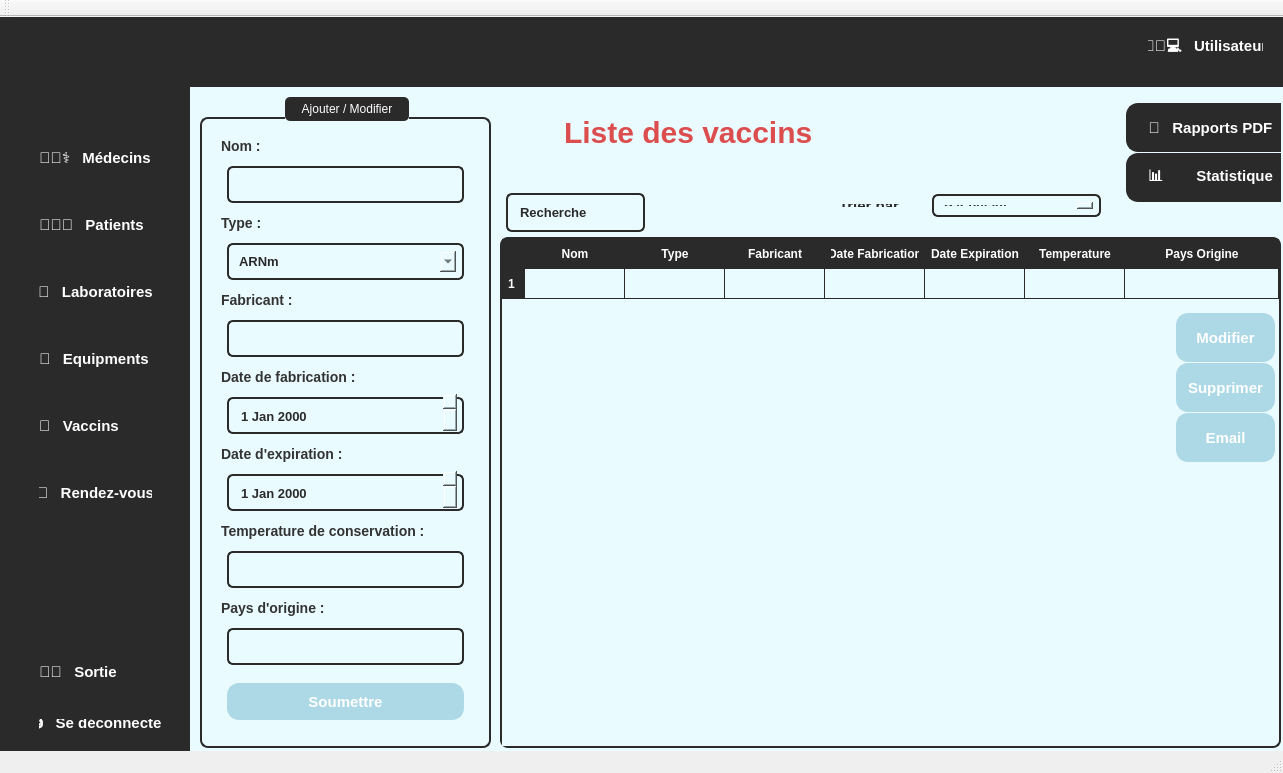
This is mainwindow.ui in Projetcpp-2A19/projetcpp-2a19-smart-vaccination-center as Qt 5 draws it before an edit. The edited form follows.
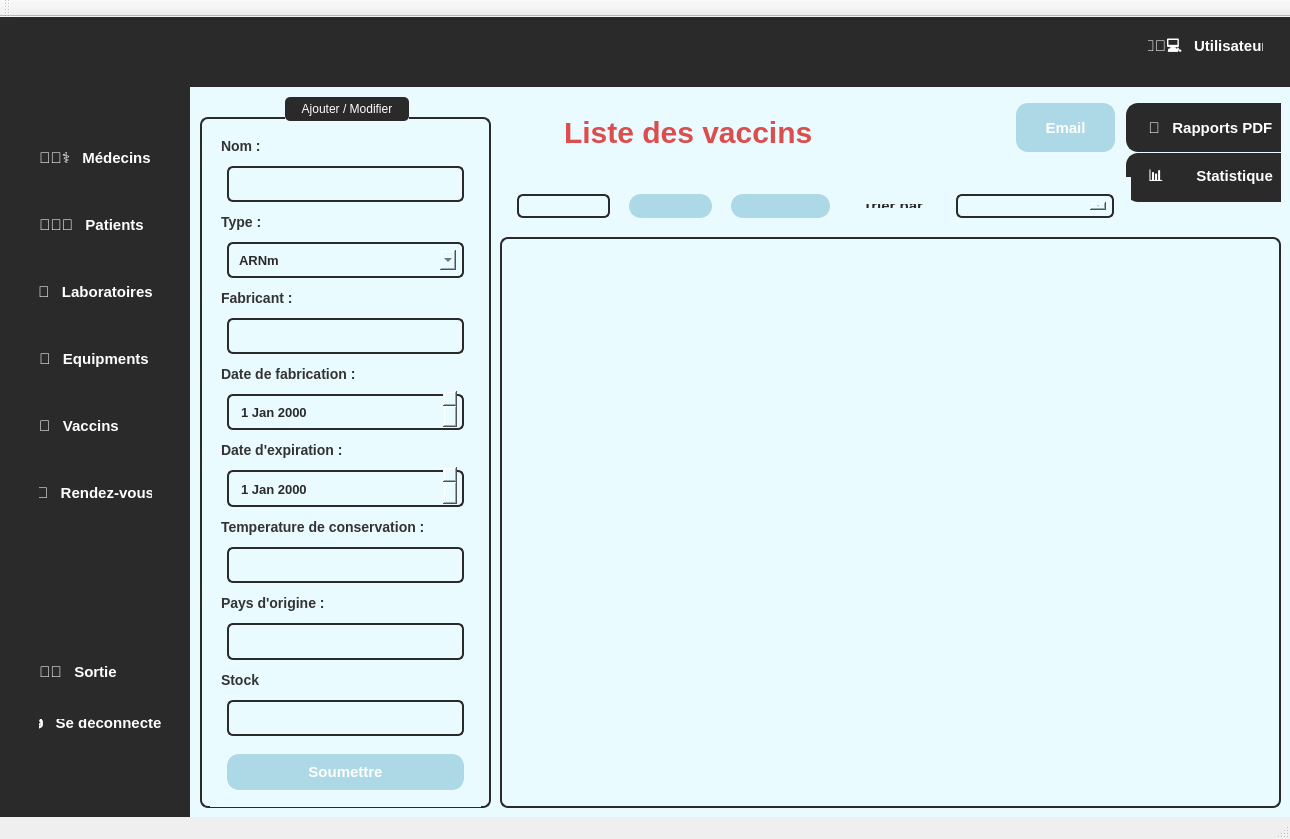
This is the edited form. The open tabs and pages were chosen to show the change. Icons and pictures are not drawn.

The edit to the form file:
```diff
--- a/mainwindow.ui
+++ b/mainwindow.ui
@@ -6,8 +6,8 @@
    <rect>
     <x>0</x>
     <y>0</y>
-    <width>1283</width>
-    <height>773</height>
+    <width>1290</width>
+    <height>839</height>
    </rect>
   </property>
   <property name="windowTitle">
@@ -20,7 +20,7 @@
       <x>0</x>
       <y>0</y>
       <width>191</width>
-      <height>761</height>
+      <height>801</height>
      </rect>
     </property>
     <property name="styleSheet">
@@ -592,7 +592,7 @@
       <x>190</x>
       <y>70</y>
       <width>1101</width>
-      <height>691</height>
+      <height>731</height>
      </rect>
     </property>
     <property name="styleSheet">
@@ -6900,7 +6900,7 @@
         <x>0</x>
         <y>0</y>
         <width>1091</width>
-        <height>671</height>
+        <height>731</height>
        </rect>
       </property>
       <property name="styleSheet">
@@ -7178,13 +7178,13 @@
          </property>
         </widget>
        </widget>
-       <widget class="QTableWidget" name="tableau5">
+       <widget class="QTableView" name="tableau5">
         <property name="geometry">
          <rect>
           <x>310</x>
           <y>150</y>
           <width>781</width>
-          <height>511</height>
+          <height>571</height>
          </rect>
         </property>
         <property name="minimumSize">
@@ -7196,7 +7196,7 @@
         <property name="maximumSize">
          <size>
           <width>781</width>
-          <height>511</height>
+          <height>600</height>
          </size>
         </property>
         <property name="layoutDirection">
@@ -7206,13 +7206,14 @@
          <bool>false</bool>
         </property>
         <property name="styleSheet">
-         <string notr="true">QTableWidget {
+         <string notr="true">QTableView {
     background-color: rgb(234, 251, 255);
     border: 2px solid #2a2a2a;
     border-radius: 8px;
     gridline-color: #2a2a2a;
     selection-background-color: #2a2a2a;
     selection-color: white;
+	padding: 5px;
 }
 
 QHeaderView::section {
@@ -7223,24 +7224,28 @@
     font-weight: bold;
 }
 
-QTableWidget QTableCornerButton::section {
+QTableView QTableCornerButton::section {
     background-color: #2a2a2a;
     border: 1px solid #2a2a2a;
+    border-top-left-radius: 8px;
 }
 
-QTableWidget::item {
+QTableView::item {
     padding: 5px;
+    border-radius: 4px;
 }
 
-QTableWidget::item:selected {
-    background-color: #2a2a2a;
-    color: white;
+QTableView::item:selected {
+    background-color: rgb(173, 216, 230);
+    color: #ffffff;
+    border: 2px solid rgb(173, 216, 230);
+    border-radius: 4px;
 }
 
-QTableWidget::item:hover {
-    background-color: rgb(200, 240, 250);
-}
-</string>
+QTableView::item:hover {
+    background-color: rgb(220, 78, 78);
+    border-radius: 4px;
+}</string>
         </property>
         <property name="lineWidth">
          <number>144</number>
@@ -7248,158 +7253,9 @@
         <property name="sizeAdjustPolicy">
          <enum>QAbstractScrollArea::SizeAdjustPolicy::AdjustToContents</enum>
         </property>
-        <attribute name="horizontalHeaderStretchLastSection">
+        <attribute name="verticalHeaderCascadingSectionResizes">
          <bool>true</bool>
         </attribute>
-        <row/>
-        <column>
-         <property name="text">
-          <string>Nom</string>
-         </property>
-        </column>
-        <column>
-         <property name="text">
-          <string>Type</string>
-         </property>
-        </column>
-        <column>
-         <property name="text">
-          <string>Fabricant</string>
-         </property>
-        </column>
-        <column>
-         <property name="text">
-          <string>Date Fabrication</string>
-         </property>
-        </column>
-        <column>
-         <property name="text">
-          <string>Date Expiration</string>
-         </property>
-        </column>
-        <column>
-         <property name="text">
-          <string>Temperature</string>
-         </property>
-        </column>
-        <column>
-         <property name="text">
-          <string>Pays Origine</string>
-         </property>
-        </column>
-       </widget>
-       <widget class="QLineEdit" name="lineEdit_86">
-        <property name="geometry">
-         <rect>
-          <x>310</x>
-          <y>100</y>
-          <width>151</width>
-          <height>51</height>
-         </rect>
-        </property>
-        <property name="styleSheet">
-         <string notr="true">border: 2px solid #2a2a2a ; /* Blue border */
-        border-radius: 6px;
-        padding: 5px 8px;
- color: #2a2a2a  ;
-    padding: 10px;
-    margin: 6px;
-    font-size: 13px;
-    font-weight: bold;
-        selection-background-color: #cce5ff; /* Light blue selection */
-
-text : search
-</string>
-        </property>
-        <property name="text">
-         <string>Recherche</string>
-        </property>
-       </widget>
-       <widget class="QPushButton" name="pushButton_159">
-        <property name="geometry">
-         <rect>
-          <x>980</x>
-          <y>220</y>
-          <width>111</width>
-          <height>61</height>
-         </rect>
-        </property>
-        <property name="styleSheet">
-         <string notr="true">QPushButton {
-    background-color: rgb(173, 216, 230);
-    color: #ffffff;
-    border: 2px solid rgb(173, 216, 230);
-    padding: 10px;
-    margin: 6px;
-    border-radius: 12px;
-    font-size: 15px;
-    font-weight: bold;
-    transition: all 0.3s ease-in-out;
-}
-
-QPushButton:hover {
-    background-color: #606060;
-    border-color: #777777;
-}
-
-QPushButton:pressed {
-    background-color: #787878;
-    border-color: #909090;
-}
-
-QPushButton:disabled {
-    background-color: #353535;
-    color: #ffffff;
-    border-color: #444444;
-}
-</string>
-        </property>
-        <property name="text">
-         <string>Modifier</string>
-        </property>
-       </widget>
-       <widget class="QPushButton" name="pushButton_160">
-        <property name="geometry">
-         <rect>
-          <x>980</x>
-          <y>270</y>
-          <width>111</width>
-          <height>61</height>
-         </rect>
-        </property>
-        <property name="styleSheet">
-         <string notr="true">QPushButton {
-    background-color: rgb(173, 216, 230);
-    color: #ffffff;
-    border: 2px solid rgb(173, 216, 230);
-    padding: 10px;
-    margin: 6px;
-    border-radius: 12px;
-    font-size: 15px;
-    font-weight: bold;
-    transition: all 0.3s ease-in-out;
-}
-
-QPushButton:hover {
-    background-color: #606060;
-    border-color: #777777;
-}
-
-QPushButton:pressed {
-    background-color: #787878;
-    border-color: #909090;
-}
-
-QPushButton:disabled {
-    background-color: #353535;
-    color: #ffffff;
-    border-color: #444444;
-}
-</string>
-        </property>
-        <property name="text">
-         <string>Supprimer</string>
-        </property>
        </widget>
        <widget class="QPushButton" name="btnvaccins3">
         <property name="geometry">
@@ -7510,17 +7366,112 @@
        <widget class="QWidget" name="layoutWidget_27">
         <property name="geometry">
          <rect>
-          <x>537</x>
+          <x>310</x>
           <y>90</y>
-          <width>391</width>
-          <height>57</height>
+          <width>631</width>
+          <height>58</height>
          </rect>
         </property>
         <layout class="QHBoxLayout" name="horizontalLayout_14">
          <property name="spacing">
           <number>7</number>
          </property>
-         <item alignment="Qt::AlignmentFlag::AlignRight">
+         <item>
+          <widget class="QLineEdit" name="lineEdit_86">
+           <property name="styleSheet">
+            <string notr="true">border: 2px solid #2a2a2a ; /* Blue border */
+        border-radius: 6px;
+        padding: 5px 8px;
+ color: #2a2a2a  ;
+    padding: 10px;
+    margin: 6px;
+    font-size: 13px;
+    font-weight: bold;
+        selection-background-color: #cce5ff; /* Light blue selection */
+
+text : search
+</string>
+           </property>
+           <property name="text">
+            <string>Recherche</string>
+           </property>
+          </widget>
+         </item>
+         <item>
+          <widget class="QPushButton" name="pushButton_159">
+           <property name="styleSheet">
+            <string notr="true">QPushButton {
+    background-color: rgb(173, 216, 230);
+    color: #ffffff;
+    border: 2px solid rgb(173, 216, 230);
+    padding: 10px;
+    margin: 6px;
+    border-radius: 12px;
+    font-size: 15px;
+    font-weight: bold;
+    transition: all 0.3s ease-in-out;
+}
+
+QPushButton:hover {
+    background-color: #606060;
+    border-color: #777777;
+}
+
+QPushButton:pressed {
+    background-color: #787878;
+    border-color: #909090;
+}
+
+QPushButton:disabled {
+    background-color: #353535;
+    color: #ffffff;
+    border-color: #444444;
+}
+</string>
+           </property>
+           <property name="text">
+            <string>Modifier</string>
+           </property>
+          </widget>
+         </item>
+         <item>
+          <widget class="QPushButton" name="del">
+           <property name="styleSheet">
+            <string notr="true">QPushButton {
+    background-color: rgb(173, 216, 230);
+    color: #ffffff;
+    border: 2px solid rgb(173, 216, 230);
+    padding: 10px;
+    margin: 6px;
+    border-radius: 12px;
+    font-size: 15px;
+    font-weight: bold;
+    transition: all 0.3s ease-in-out;
+}
+
+QPushButton:hover {
+    background-color: #606060;
+    border-color: #777777;
+}
+
+QPushButton:pressed {
+    background-color: #787878;
+    border-color: #909090;
+}
+
+QPushButton:disabled {
+    background-color: #353535;
+    color: #ffffff;
+    border-color: #444444;
+}
+</string>
+           </property>
+           <property name="text">
+            <string>Supprimer</string>
+           </property>
+          </widget>
+         </item>
+         <item>
           <widget class="QLabel" name="label_231">
            <property name="styleSheet">
             <string notr="true"> color: #2a2a2a  ;
@@ -7568,8 +7519,8 @@
        <widget class="QPushButton" name="pushButton_161">
         <property name="geometry">
          <rect>
-          <x>980</x>
-          <y>320</y>
+          <x>820</x>
+          <y>10</y>
           <width>111</width>
           <height>61</height>
          </rect>
@@ -7614,7 +7565,7 @@
           <x>10</x>
           <y>10</y>
           <width>291</width>
-          <height>651</height>
+          <height>711</height>
          </rect>
         </property>
         <property name="styleSheet">
@@ -7644,7 +7595,7 @@
            <x>10</x>
            <y>30</y>
            <width>271</width>
-           <height>611</height>
+           <height>680</height>
           </rect>
          </property>
          <layout class="QVBoxLayout" name="verticalLayout_16">
@@ -7872,7 +7823,37 @@
            </widget>
           </item>
           <item>
-           <widget class="QPushButton" name="pushButton_158">
+           <widget class="QLabel" name="label_239">
+            <property name="styleSheet">
+             <string notr="true">font-size: 14px;
+        font-weight: bold;
+        color: #333; /* Dark gray text */
+        background: transparent;</string>
+            </property>
+            <property name="text">
+             <string>Stock</string>
+            </property>
+           </widget>
+          </item>
+          <item>
+           <widget class="QLineEdit" name="stock">
+            <property name="styleSheet">
+             <string notr="true">border: 2px solid #2a2a2a ; /* Blue border */
+        border-radius: 6px;
+        padding: 5px 8px;
+         color: #2a2a2a;
+    padding: 10px;
+    margin: 6px;
+    font-size: 13px;
+    font-weight: bold;
+        selection-background-color: #cce5ff; /* Light blue selection */
+
+</string>
+            </property>
+           </widget>
+          </item>
+          <item>
+           <widget class="QPushButton" name="submit">
             <property name="styleSheet">
              <string notr="true">QPushButton {
     background-color: rgb(173, 216, 230);
```
Left out of the diff: 44 changed lines with no effect on the pictures.
